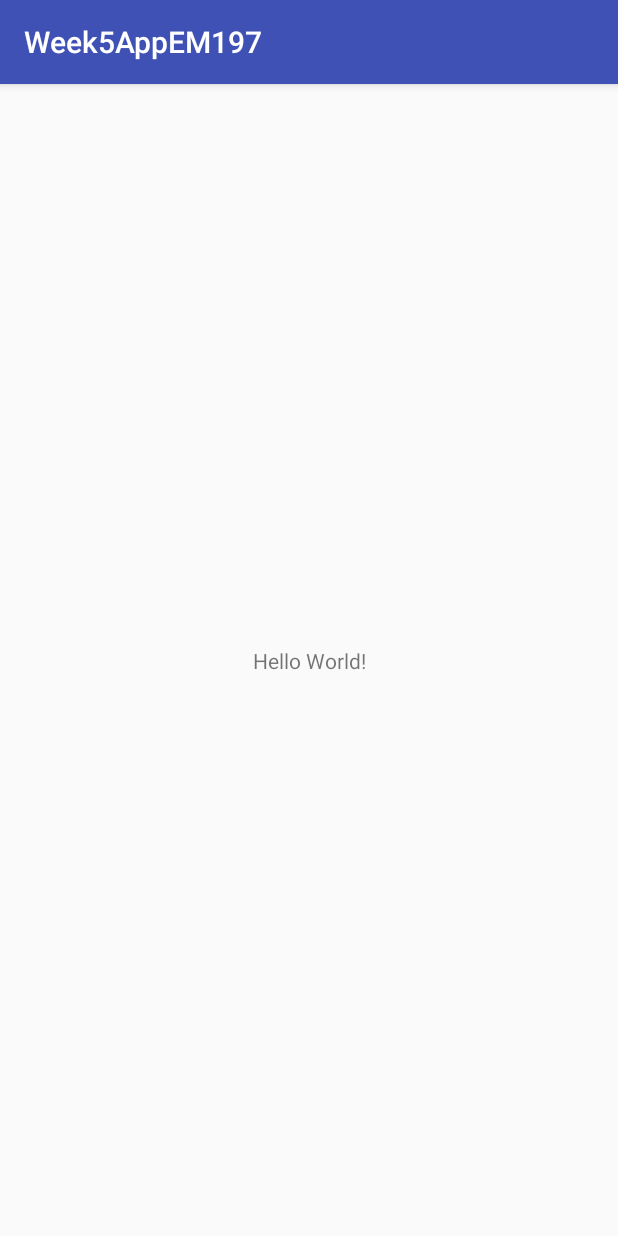
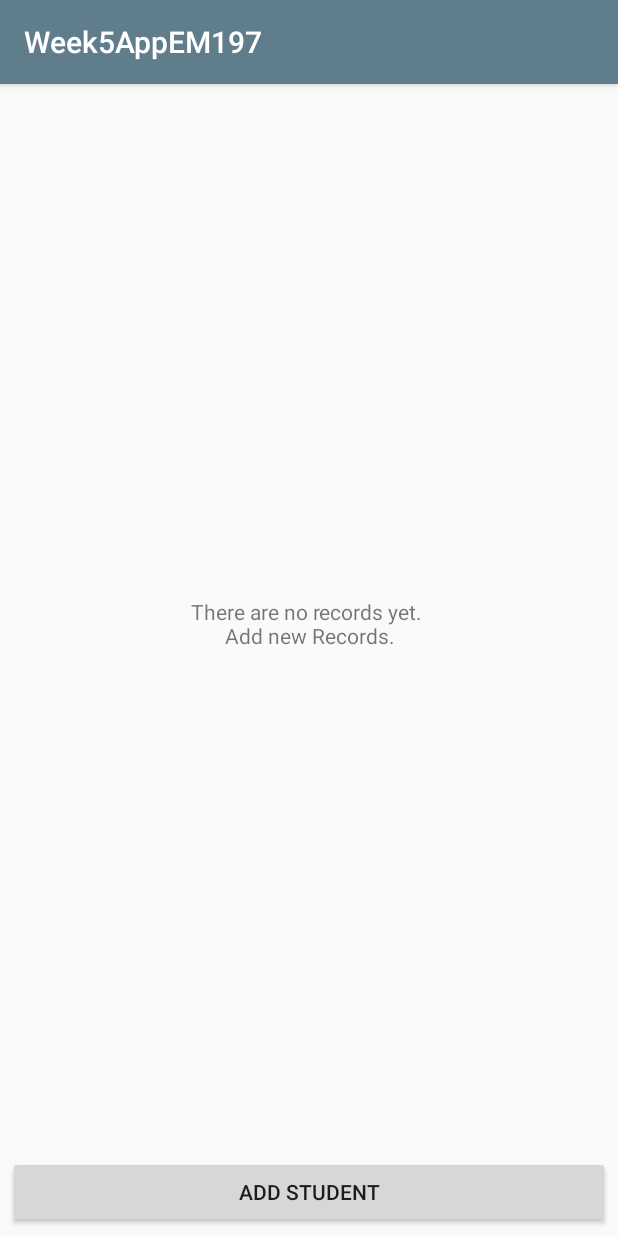
Before and after one commit to elliotmill/Week5AppEM197, an Android app: the screen it shows after launch (MainActivity), on a phone screen of 412 x 824 dp. Run offline under Robolectric (Android 15) with nearby library versions, the phone set to English and light mode, and no system bars.

Commit message:
add home fragment

```diff
--- a/app/build.gradle
+++ b/app/build.gradle
@@ -20,11 +20,14 @@ android {
 }
 
 dependencies {
-    compile fileTree(dir: 'libs', include: ['*.jar'])
+    compile fileTree(include: ['*.jar'], dir: 'libs')
     androidTestCompile('com.android.support.test.espresso:espresso-core:2.2.2', {
         exclude group: 'com.android.support', module: 'support-annotations'
     })
     compile 'com.android.support:appcompat-v7:26.+'
     compile 'com.android.support.constraint:constraint-layout:1.0.2'
+    compile 'com.android.support:support-v4:26.+'
     testCompile 'junit:junit:4.12'
+    compile 'com.android.support:recyclerview-v7:26.0.0-alpha1'
+    compile 'com.android.support:design:26.0.0-alpha1'
 }
--- a/app/src/main/java/com/android/elliotmiller/week5appem197/MainActivity.java
+++ b/app/src/main/java/com/android/elliotmiller/week5appem197/MainActivity.java
@@ -1,13 +1,30 @@
 package com.android.elliotmiller.week5appem197;
 
+import android.support.v4.app.FragmentTransaction;
 import android.support.v7.app.AppCompatActivity;
 import android.os.Bundle;
+import android.util.Log;
 
-public class MainActivity extends AppCompatActivity {
+import com.android.elliotmiller.week5appem197.fragments.Home;
 
+public class MainActivity extends AppCompatActivity implements Home.HomeInterface {
+    private final static String TAG = MainActivity.class.getSimpleName();
     @Override
     protected void onCreate(Bundle savedInstanceState) {
         super.onCreate(savedInstanceState);
         setContentView(R.layout.activity_main);
+        FragmentTransaction ft = getSupportFragmentManager().beginTransaction();
+        ft.add(R.id.fragment_holder, new Home());
+        ft.commit();
+    }
+
+    @Override
+    public void onStudentSelected(String id) {
+        Log.d(TAG, "Student with id " + id + " selected.");
+    }
+
+    @Override
+    public void addNewStudentRecord() {
+        Log.d(TAG, "Add new student record");
     }
 }
--- /dev/null
+++ b/app/src/main/java/com/android/elliotmiller/week5appem197/fragments/Home.java
@@ -0,0 +1,62 @@
+package com.android.elliotmiller.week5appem197.fragments;
+
+import android.content.Context;
+import android.os.Bundle;
+import android.support.v4.app.Fragment;
+import android.view.LayoutInflater;
+import android.view.View;
+import android.view.ViewGroup;
+
+import com.android.elliotmiller.week5appem197.R;
+
+/**
+ * A simple {@link Fragment} subclass.
+ * Activities that contain this fragment must implement the
+ * {@link HomeInterface} interface
+ * to handle interaction events.
+ */
+public class Home extends Fragment {
+
+    private HomeInterface mListener;
+
+    public Home() {
+        // Required empty public constructor
+    }
+
+
+    @Override
+    public View onCreateView(LayoutInflater inflater, ViewGroup container,
+                             Bundle savedInstanceState) {
+        // Inflate the layout for this fragment
+        return inflater.inflate(R.layout.home, container, false);
+    }
+
+    @Override
+    public void onAttach(Context context) {
+        super.onAttach(context);
+        if (context instanceof HomeInterface) {
+            mListener = (HomeInterface) context;
+        } else {
+            throw new RuntimeException(context.toString()
+                    + " must implement HomeInterface");
+        }
+    }
+
+    @Override
+    public void onDetach() {
+        super.onDetach();
+        mListener = null;
+    }
+
+    /**
+     * This interface must be implemented by activities that contain this
+     * fragment to allow an interaction in this fragment to be communicated
+     * to the activity and potentially other fragments contained in that
+     * activity.
+     */
+    public interface HomeInterface {
+        // TODO: Update argument type and name
+        void onStudentSelected(String id);
+        void addNewStudentRecord();
+    }
+}
--- a/app/src/main/res/layout/activity_main.xml
+++ b/app/src/main/res/layout/activity_main.xml
@@ -6,13 +6,9 @@
     android:layout_height="match_parent"
     tools:context="com.android.elliotmiller.week5appem197.MainActivity">
 
-    <TextView
-        android:layout_width="wrap_content"
-        android:layout_height="wrap_content"
-        android:text="Hello World!"
-        app:layout_constraintBottom_toBottomOf="parent"
-        app:layout_constraintLeft_toLeftOf="parent"
-        app:layout_constraintRight_toRightOf="parent"
-        app:layout_constraintTop_toTopOf="parent" />
+    <FrameLayout
+        android:id="@+id/fragment_holder"
+        android:layout_width="match_parent"
+        android:layout_height="match_parent"/>
 
 </android.support.constraint.ConstraintLayout>
--- /dev/null
+++ b/app/src/main/res/layout/home.xml
@@ -0,0 +1,32 @@
+<LinearLayout xmlns:android="http://schemas.android.com/apk/res/android"
+    xmlns:tools="http://schemas.android.com/tools"
+    android:layout_width="match_parent"
+    android:layout_height="match_parent"
+    android:orientation="vertical"
+    android:padding="5dp"
+    tools:context="com.android.elliotmiller.week5appem197.fragments.Home">
+    <RelativeLayout
+        android:layout_width="match_parent"
+        android:layout_height="0dp"
+        android:layout_weight="1">
+        <android.support.v7.widget.RecyclerView
+            android:id="@+id/rv"
+            android:visibility="gone"
+            android:layout_width="match_parent"
+            android:layout_height="match_parent"/>
+
+        <TextView
+            android:id="@+id/tv_no_records"
+            android:text="@string/no_records"
+            android:layout_width="match_parent"
+            android:gravity="center"
+            android:layout_centerInParent="true"
+            android:layout_height="wrap_content" />
+    </RelativeLayout>
+
+    <Button
+        android:id="@+id/btn_add_record"
+        android:text="@string/add_records"
+        android:layout_width="match_parent"
+        android:layout_height="wrap_content" />
+</LinearLayout>
--- a/app/src/main/res/values/colors.xml
+++ b/app/src/main/res/values/colors.xml
@@ -1,6 +1,6 @@
 <?xml version="1.0" encoding="utf-8"?>
 <resources>
-    <color name="colorPrimary">#3F51B5</color>
-    <color name="colorPrimaryDark">#303F9F</color>
+    <color name="colorPrimary">#607D8B</color>
+    <color name="colorPrimaryDark">#37474F</color>
     <color name="colorAccent">#FF4081</color>
 </resources>
--- a/app/src/main/res/values/strings.xml
+++ b/app/src/main/res/values/strings.xml
@@ -1,3 +1,8 @@
 <resources>
     <string name="app_name">Week5AppEM197</string>
+
+    <!-- TODO: Remove or change this placeholder text -->
+    <string name="hello_blank_fragment">Hello blank fragment</string>
+    <string name="no_records">There are no records yet. \nAdd new Records.</string>
+    <string name="add_records">Add Student</string>
 </resources>
```
